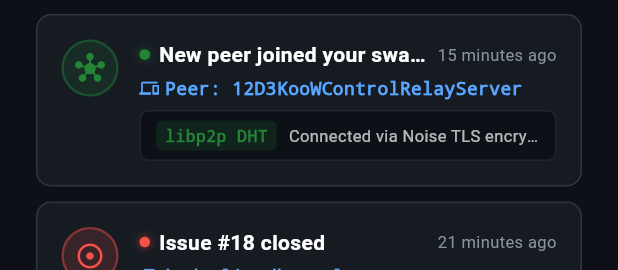
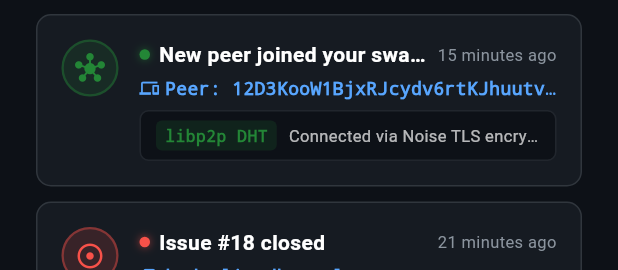
Before and after one commit to GranthikSom/CodeHub, a Flutter app: the ActivityFeedScreen widget shown alone on an empty page, opened directly with empty values, on a phone screen of 412 x 824 dp. Shown: the part 796-1066 px from the top of the screen. Run offline on Flutter 3.47's test engine with Material 3 defaults, Android fonts, the phone set to English and light mode, and no system bars; missing offline and left inert: dart:ffi; network calls fail.

Commit message:
fix(p2p): replace placeholder peer IDs with cryptographic node peer ID

```diff
--- a/apps/flutter_app/lib/config/api_config.dart
+++ b/apps/flutter_app/lib/config/api_config.dart
@@ -17,10 +17,13 @@ class ApiConfig {
     defaultValue: 'ws://127.0.0.1:8080/api/v1/events/ws',
   );
 
-  static const String appDomain = 'app.codehub.com';
-  static const String apiDomain = 'api.codehub.com';
+  static const String appDomain = 'app.codehub.p2p';
+  static const String apiDomain = 'api.codehub.p2p';
 
   // libp2p Bootstrap Discovery Relay Node Multiaddr
-  static const String p2pBootstrapRelayMultiaddr =
-      '/dns4/p2p.codehub.com/tcp/4001/p2p/12D3KooWControlRelayServer';
+  static const String p2pBootstrapRelayMultiaddr = String.fromEnvironment(
+    'P2P_BOOTSTRAP_RELAY_MULTIADDR',
+    defaultValue:
+        '/dns4/p2p.codehub.p2p/tcp/4001/p2p/12D3KooW1BjxRJcydv6rtKJhuutvEp8LEvUgCHv5ARgQ',
+  );
 }
--- a/apps/flutter_app/lib/screens/activity_feed_screen.dart
+++ b/apps/flutter_app/lib/screens/activity_feed_screen.dart
@@ -50,7 +50,7 @@ class _ActivityFeedScreenState extends State<ActivityFeedScreen> {
       category: ActivityCategory.peer,
       typeLabel: 'Peer Events',
       title: 'New peer joined your swarm',
-      repoOrTarget: 'Peer: 12D3KooWControlRelayServer',
+      repoOrTarget: 'Peer: 12D3KooW1BjxRJcydv6rtKJhuutvEp8LEvUgCHv5ARgQ',
       timeAgo: '15 minutes ago',
       shaOrMeta: 'libp2p DHT',
       detail: 'Connected via Noise TLS encrypted transport on port 4001',
--- a/apps/flutter_app/lib/screens/notifications_screen.dart
+++ b/apps/flutter_app/lib/screens/notifications_screen.dart
@@ -15,7 +15,7 @@ class _NotificationsScreenState extends State<NotificationsScreen> {
     {
       'id': 'n1',
       'title': 'New Swarm Peer Connected',
-      'body': 'Peer 12D3KooWControlRelayServer connected to your local node.',
+      'body': 'Peer 12D3KooW1BjxRJcydv6rtKJhuutvEp8LEvUgCHv5ARgQ connected to your local node.',
       'type': 'peer',
       'read': false,
       'time': '15 mins ago',
--- a/apps/flutter_app/lib/screens/settings_screen.dart
+++ b/apps/flutter_app/lib/screens/settings_screen.dart
@@ -1836,13 +1836,13 @@ class _SettingsScreenState extends State<SettingsScreen> {
 
         _buildSectionHeader('🆔 Peer Identity Keypair', 'Your cryptographic Ed25519 node ID on Kademlia DHT.'),
         const SizedBox(height: 12),
-        _buildFormInput('Node Peer ID', TextEditingController(text: '12D3KooWControlRelayServer99aF81c'), enabled: false),
+        _buildFormInput('Node Peer ID', TextEditingController(text: '12D3KooW1BjxRJcydv6rtKJhuutvEp8LEvUgCHv5ARgQ'), enabled: false),
         const SizedBox(height: 12),
         Row(
           children: [
             OutlinedButton.icon(
               onPressed: () {
-                Clipboard.setData(const ClipboardData(text: '12D3KooWControlRelayServer99aF81c'));
+                Clipboard.setData(const ClipboardData(text: '12D3KooW1BjxRJcydv6rtKJhuutvEp8LEvUgCHv5ARgQ'));
                 _showNotification('Peer ID copied to clipboard!');
               },
               icon: const Icon(Icons.copy, size: 16),
--- a/apps/flutter_app/lib/services/codehub_state.dart
+++ b/apps/flutter_app/lib/services/codehub_state.dart
@@ -532,7 +532,7 @@ class CodeHubState extends ChangeNotifier {
         pinnedRepoIds: ['repo-1', 'repo-2', 'repo-3', 'repo-4'],
       ),
       const P2PNode(
-        id: '12D3KooWControlRelayServer',
+        id: '12D3KooW1BjxRJcydv6rtKJhuutvEp8LEvUgCHv5ARgQ',
         name: 'Control Plane (Relay & Metadata Coord)',
         ipAddress: 'control.codehub.p2p',
         type: NodeType.controlRelay,
```
Also changed, not shown: 5 other files.
